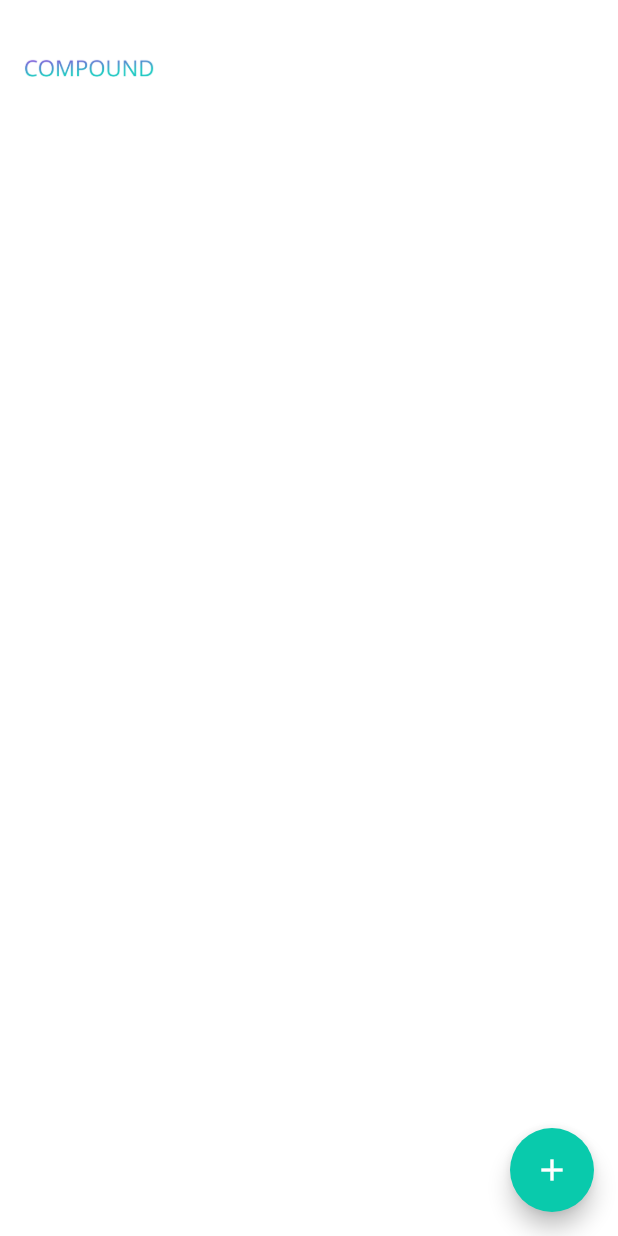
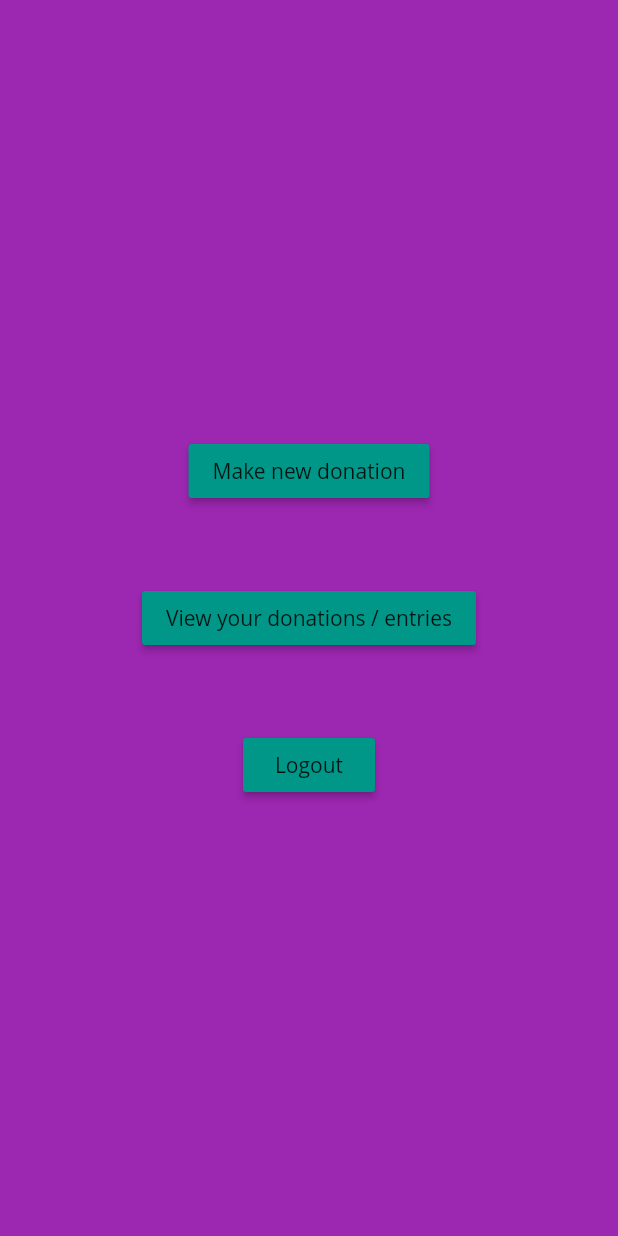
Before and after one commit to shankarnarayan20/relief_test, a Flutter app: the HomeView screen opened directly, on a phone screen of 412 x 824 dp. Run offline on Flutter 3.47's test engine with Material 2 defaults, Android fonts, the light colour scheme and no system bars; our stand-ins replace cloud_firestore, firebase_auth, geolocator, get_it, provider_architecture; accounts and stored records are empty; network calls fail; Roboto replaces fonts that are missing (Open Sans).

Commit message:
fourth commit, added home screen with two empty buttons, will route them shortly

```diff
--- a/lib/constants/route_names.dart
+++ b/lib/constants/route_names.dart
@@ -2,4 +2,5 @@ const String LoginViewRoute = "LoginView";
 const String SignUpViewRoute = "SignUp";
 const String StartUpViewRoute = "StartUpView";
 const String HomeViewRoute = "HomeView";
+const String DonationsViewRoute = "DonationsView";
 // Generate the views here
--- a/lib/main.dart
+++ b/lib/main.dart
@@ -17,6 +17,7 @@ class MyApp extends StatelessWidget {
   @override
   Widget build(BuildContext context) {
     return MaterialApp(
+      debugShowCheckedModeBanner: false,
       title: 'Compound',
       builder: (context, child) => Navigator(
         key: locator<DialogService>().dialogNavigationKey,
--- a/lib/ui/views/home_view.dart
+++ b/lib/ui/views/home_view.dart
@@ -1,3 +1,4 @@
+import 'package:relief_test/constants/route_names.dart';
 import 'package:relief_test/ui/shared/ui_helpers.dart';
 import 'package:relief_test/viewmodels/home_view_model.dart';
 import 'package:flutter/material.dart';
@@ -11,38 +12,26 @@ class HomeView extends StatelessWidget {
     return ViewModelProvider<HomeViewModel>.withConsumer(
         viewModel: HomeViewModel(),
         builder: (context, model, child) => Scaffold(
-              backgroundColor: Colors.white,
-              floatingActionButton: FloatingActionButton(
-                backgroundColor: Theme.of(context).primaryColor,
-                child:
-                    !model.busy ? Icon(Icons.add) : CircularProgressIndicator(),
-                onPressed: (){}//model.navigateToCreateView,
-              ),
-              body: Padding(
-                padding: const EdgeInsets.symmetric(horizontal: 10),
-                child: Column(
-                  mainAxisSize: MainAxisSize.max,
-                  crossAxisAlignment: CrossAxisAlignment.start,
-                  children: <Widget>[
-                    verticalSpace(35),
-                    Row(
-                      children: <Widget>[
-                        SizedBox(
-                          height: 20,
-                          child: Image.asset('assets/images/title.png'),
-                        ),
-                      ],
-                    ),
-                    // Expanded(
-                    //     child: ListView.builder(
-                    //   itemCount: 3,
-                    //   itemBuilder: (context, index) => PostItem(
-                    //     post: Post(title: '$index Title'),
-                    //   ),
-                    // ))
-                  ],
-                ),
-              ),
+              backgroundColor: Colors.purple,
+              body: Center(
+                  child: Column(
+                mainAxisAlignment: MainAxisAlignment.center,
+                children: <Widget>[
+                  MaterialButton(color: Colors.teal,
+                      child: Text("Make new donation"), onPressed: () {}),
+                  verticalSpaceLarge,
+                  MaterialButton(color: Colors.teal,
+                      child: Text("View your donations / entries"),
+                      onPressed: () {}),
+                  verticalSpaceLarge,
+                  MaterialButton(color: Colors.teal,
+                      child: Text("Logout"),
+                      onPressed: () {
+                        Navigator.pushNamedAndRemoveUntil(
+                            context, LoginViewRoute, (r) => false);
+                      })
+                ],
+              )),
             ));
   }
 }
--- a/lib/viewmodels/home_view_model.dart
+++ b/lib/viewmodels/home_view_model.dart
@@ -6,6 +6,5 @@ import 'package:relief_test/viewmodels/base_model.dart';
 class HomeViewModel extends BaseModel {
   final NavigationService _navigationService = locator<NavigationService>();
 
-  //void navigateToCreateView() =>
-    //  _navigationService.navigateTo(CreatePostViewRoute);
+  void navigateToDonationsView() => _navigationService.navigateTo(DonationsViewRoute);
 }
--- a/lib/viewmodels/signup_view_model.dart
+++ b/lib/viewmodels/signup_view_model.dart
@@ -35,7 +35,7 @@ class SignUpViewModel extends BaseModel {
 
     if (result is bool) {
       if (result) {
-        _navigationService.navigateTo(LoginViewRoute);
+        _navigationService.navigateTo(HomeViewRoute);
       } else
         _dialogService.showDialog(
           title: "Sign up has failed",
--- a/lib/viewmodels/startup_view_model.dart
+++ b/lib/viewmodels/startup_view_model.dart
@@ -14,7 +14,7 @@ class StartUpViewModel extends BaseModel {
     var hasLoggedInUser = await _authenticationService.isUserLoggedIn();
 
     if (hasLoggedInUser) {
-      _navigationService.navigateTo(StartUpViewRoute);
+      _navigationService.navigateTo(HomeViewRoute);
     } else {
       _navigationService.navigateTo(LoginViewRoute);
     }
```
